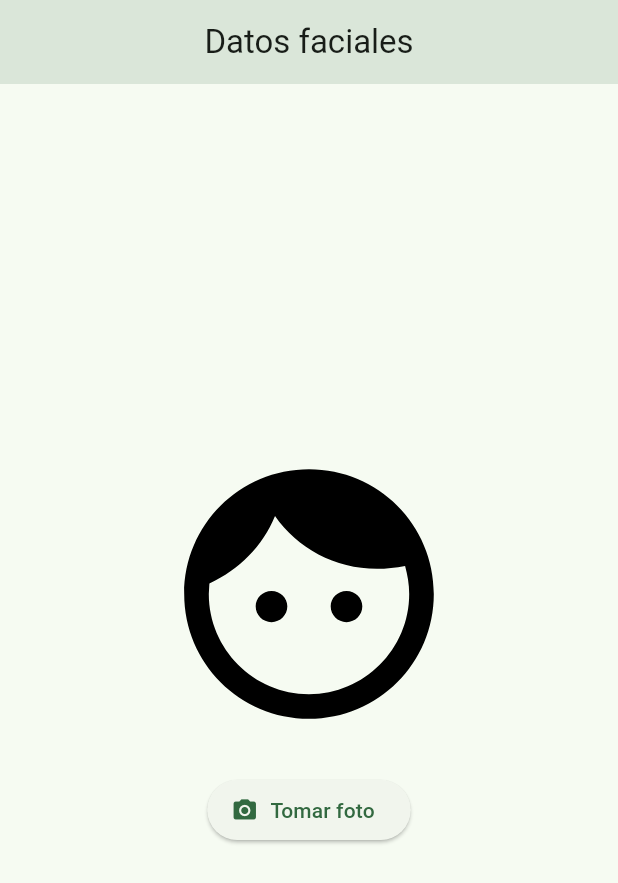
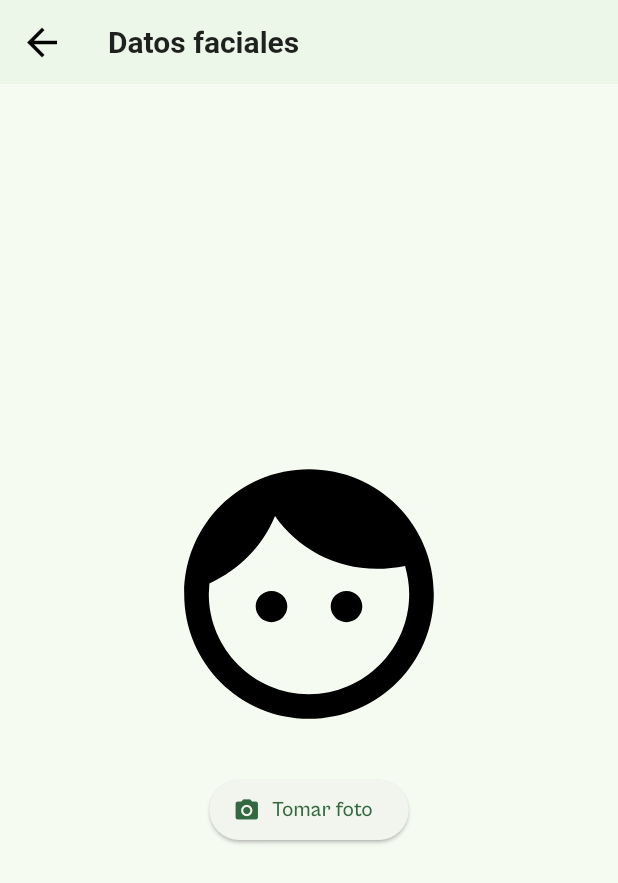
Before and after one commit to yjns4584/AUTH_GSE, a Flutter app: the screen it shows after launch, on a phone screen of 412 x 824 dp. Shown: the top 883 px of the screen. Run offline on Flutter 3.47's test engine with Material 3 defaults, Android fonts, the phone set to English and light mode, and no system bars; our stand-ins replace dio, image_picker, logger.

Commit message:
add fuentes cabinetGrotesk

```diff
--- /dev/null
+++ b/FRONT/app_authgse/lib/core/theme/app_theme.dart
@@ -0,0 +1,28 @@
+import 'package:flutter/material.dart';
+
+class AppTheme {
+  static ThemeData get lightTheme {
+    return ThemeData(
+      fontFamily: 'CabinetGrotesk',
+      appBarTheme: AppBarTheme(
+        foregroundColor: Colors.black87,
+        surfaceTintColor: Colors.green.shade400,
+        elevation: 2.0,
+        centerTitle: false,
+        iconTheme: const IconThemeData(
+          color: Colors.black,
+          size: 30.0,
+          weight: 900.0,
+        ),
+        titleTextStyle: const TextStyle(
+          color: Colors.black87,
+          fontSize: 20.0,
+          fontWeight: FontWeight.bold,
+        ),
+      ),
+      colorScheme: ColorScheme.fromSeed(seedColor: Colors.green.shade100),
+      useMaterial3: true,
+    );
+  }
+
+}
--- a/FRONT/app_authgse/lib/features/faceCapture/presentation/pages/face_capture.pages.dart
+++ b/FRONT/app_authgse/lib/features/faceCapture/presentation/pages/face_capture.pages.dart
@@ -47,8 +47,7 @@ class _FaceCaptureState extends State<FaceCapture> {
     return Scaffold(
       appBar: AppBar(
         title: const Text('Datos faciales'),
-        centerTitle: true,
-        elevation: 25,
+        leading: IconButton(onPressed: () {}, icon: Icon(Icons.arrow_back)),
       ),
       body: Center(
         child: Padding(
--- a/FRONT/app_authgse/lib/main.dart
+++ b/FRONT/app_authgse/lib/main.dart
@@ -1,3 +1,4 @@
+import 'package:app_authgse/core/theme/app_theme.dart';
 import 'package:app_authgse/features/faceCapture/presentation/pages/face_capture.pages.dart';
 import 'package:flutter/material.dart';
 import 'package:logger/logger.dart';
@@ -16,10 +17,7 @@ class MyApp extends StatelessWidget {
     return MaterialApp(
       title: 'Flutter Demo',
       debugShowCheckedModeBanner: false,
-      theme: ThemeData(
-        colorScheme: ColorScheme.fromSeed(seedColor: Colors.green.shade100),
-        useMaterial3: true,
-      ),
+      theme: AppTheme.lightTheme,
       home: FaceCapture(),
     );
   }
```
Also changed, not shown: FRONT/app_authgse/pubspec.yaml (+11 -2 lines), FRONT/app_authgse/assets/fonts/CabinetGrotesk/CabinetGrotesk-Black.otf (added), FRONT/app_authgse/assets/fonts/CabinetGrotesk/CabinetGrotesk-Bold.otf (added), FRONT/app_authgse/assets/fonts/CabinetGrotesk/CabinetGrotesk-Extrabold.otf (added), FRONT/app_authgse/assets/fonts/CabinetGrotesk/CabinetGrotesk-Extralight.otf (added), FRONT/app_authgse/assets/fonts/CabinetGrotesk/CabinetGrotesk-Light.otf (added), FRONT/app_authgse/assets/fonts/CabinetGrotesk/CabinetGrotesk-Medium.otf (added), FRONT/app_authgse/assets/fonts/CabinetGrotesk/CabinetGrotesk-Regular.otf (added), FRONT/app_authgse/assets/fonts/CabinetGrotesk/CabinetGrotesk-Thin.otf (added).
